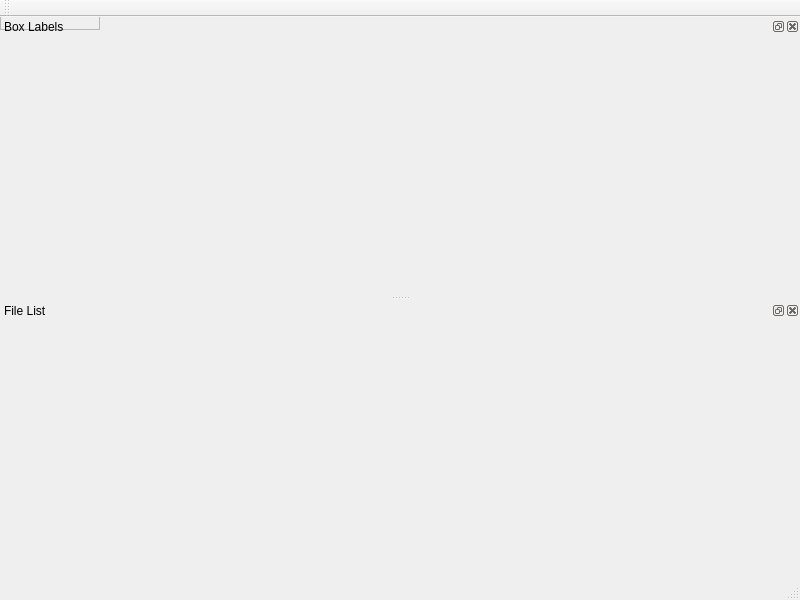
Before: the Qt Designer form main_win.ui in odysseythink/LabelImg, drawn with Qt 5.
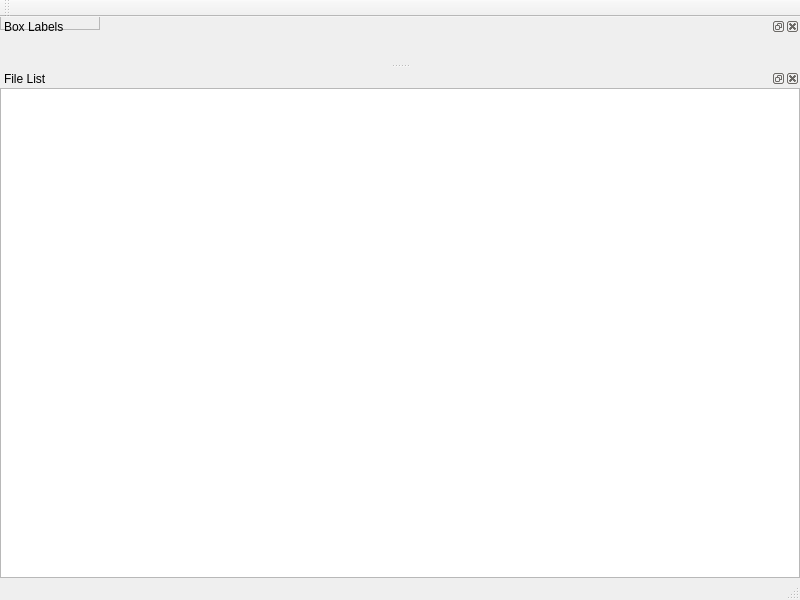
After: the same form once the commit is applied. Icons and pictures are not drawn. Custom widgets are drawn as their Qt base class.

```diff
--- a/main_win.ui
+++ b/main_win.ui
@@ -52,7 +52,7 @@
    <attribute name="dockWidgetArea">
     <number>2</number>
    </attribute>
-   <widget class="QWidget" name="dockWidgetContents_2"/>
+   <widget class="QListWidget" name="m_iFileListWidget"/>
   </widget>
  </widget>
  <customwidgets>
```
Left out of the diff: 8 changed lines with no effect on the pictures.
